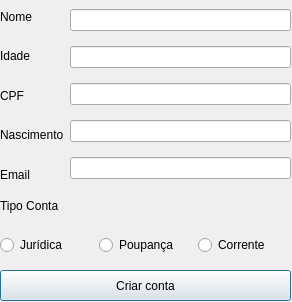
Before: the Qt Designer form Interface/openaccount.ui in fernandoamorim1703/ATM-Bank-Studying, drawn with Qt 5.
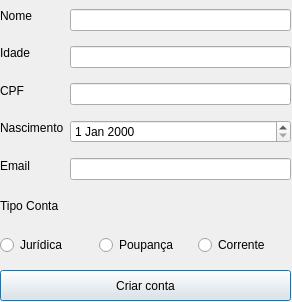
After: the same form once the commit is applied.

Commit message: criacao nova tela, change date para campo date

Diff of the .ui file:
```diff
--- a/Interface/openaccount.ui
+++ b/Interface/openaccount.ui
@@ -33,7 +33,7 @@
      <widget class="QLineEdit" name="editCpf"/>
     </item>
     <item>
-     <widget class="QLineEdit" name="editNascimento"/>
+     <widget class="QDateEdit" name="dateNascimento"/>
     </item>
     <item>
      <widget class="QLineEdit" name="EditEmail"/>
@@ -46,7 +46,7 @@
      <x>0</x>
      <y>0</y>
      <width>72</width>
-     <height>191</height>
+     <height>181</height>
     </rect>
    </property>
    <layout class="QVBoxLayout" name="verticalLayout_2">
```
Left out of the diff: 2 changed lines with no effect on the pictures. The commit also changes 12 other files.
